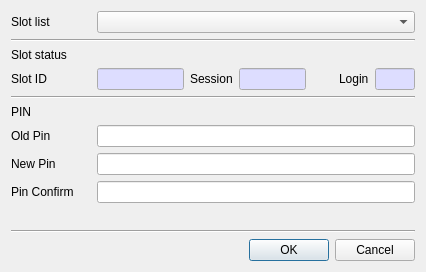
jykim74/CryptokiMan, file CryptokiMan/set_pin_dlg.ui: the form before one commit.
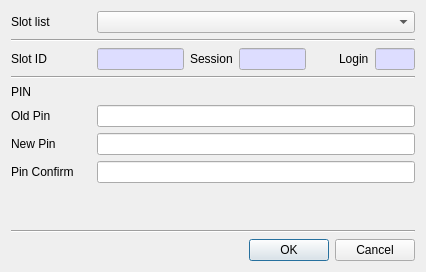
The form after the commit.

Diff of the .ui file:
```diff
--- a/CryptokiMan/set_pin_dlg.ui
+++ b/CryptokiMan/set_pin_dlg.ui
@@ -51,13 +51,6 @@
      </property>
     </widget>
    </item>
-   <item>
-    <widget class="QLabel" name="label_2">
-     <property name="text">
-      <string>Slot status</string>
-     </property>
-    </widget>
-   </item>
    <item>
     <layout class="QGridLayout" name="gridLayout_2">
      <property name="topMargin">
```
